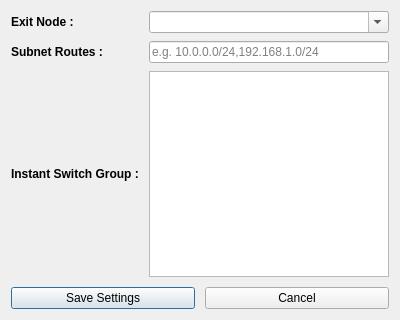
Qt form pygui/dialogs/node.ui (Arean82/Tailscale-Headscale-Client) before a commit.
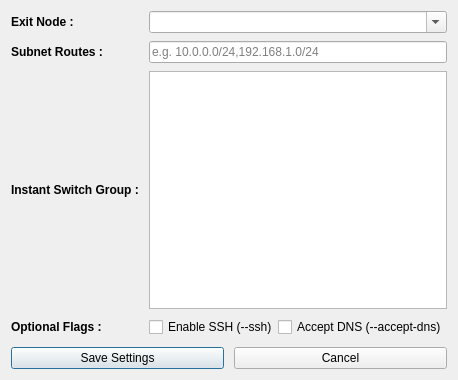
The same form after that commit.

```diff
--- a/pygui/dialogs/node.ui
+++ b/pygui/dialogs/node.ui
@@ -7,7 +7,7 @@
     <x>0</x>
     <y>0</y>
     <width>400</width>
-    <height>320</height>
+    <height>380</height>
    </rect>
   </property>
   <property name="windowTitle">
@@ -85,6 +85,37 @@
        </property>
       </widget>
      </item>
+     <item row="3" column="0">
+      <widget class="QLabel" name="labelFlags">
+       <property name="font">
+        <font>
+         <pointsize>9</pointsize>
+         <bold>true</bold>
+        </font>
+       </property>
+       <property name="text">
+        <string>Optional Flags :</string>
+       </property>
+      </widget>
+     </item>
+     <item row="3" column="1">
+      <layout class="QHBoxLayout" name="flagsLayout">
+       <item>
+        <widget class="QCheckBox" name="chkSSH">
+         <property name="text">
+          <string>Enable SSH (--ssh)</string>
+         </property>
+        </widget>
+       </item>
+       <item>
+        <widget class="QCheckBox" name="chkAcceptDNS">
+         <property name="text">
+          <string>Accept DNS (--accept-dns)</string>
+         </property>
+        </widget>
+       </item>
+      </layout>
+     </item>
     </layout>
    </item>
    <item>
```
